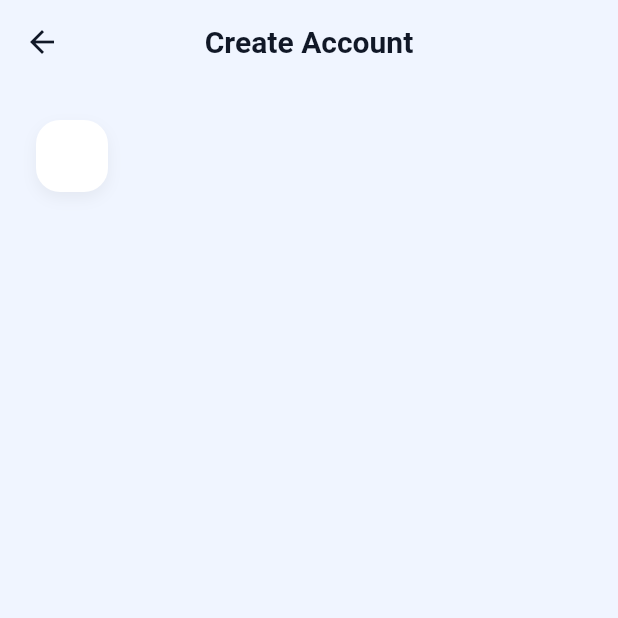
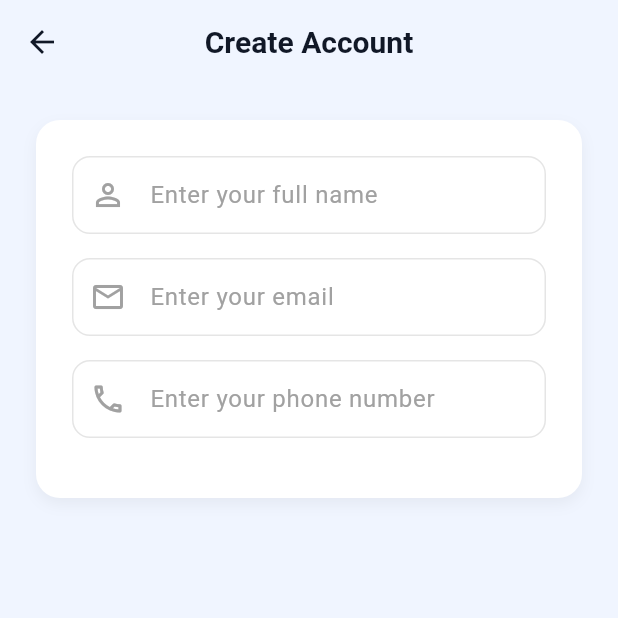
Before and after one commit to SwifTrip/swiftrip_frontend_tourist, a Flutter app: the SignupScreen screen opened directly, on a phone screen of 412 x 824 dp, the top half of it. Run offline on Flutter 3.47's test engine with Material 3 defaults, Android fonts, the phone set to English and light mode, and no system bars.

Commit message:
Add input fields for name, email, phone

```diff
--- a/swift_trip_app/lib/screens/Signup.dart
+++ b/swift_trip_app/lib/screens/Signup.dart
@@ -41,6 +41,21 @@ class SignupScreen extends StatelessWidget {
               ),
               child: Column(
                 children: [
+                  const CustomInputField(
+                    icon: Icons.person_outline,
+                    hintText: 'Enter your full name',
+                  ),
+                  const SizedBox(height: 16),
+                  const CustomInputField(
+                    icon: Icons.email_outlined,
+                    hintText: 'Enter your email',
+                  ),
+                  const SizedBox(height: 16),
+                  const CustomInputField(
+                    icon: Icons.phone_outlined,
+                    hintText: 'Enter your phone number',
+                  ),
+                  const SizedBox(height: 16),
 
                 ],
               ),
```
